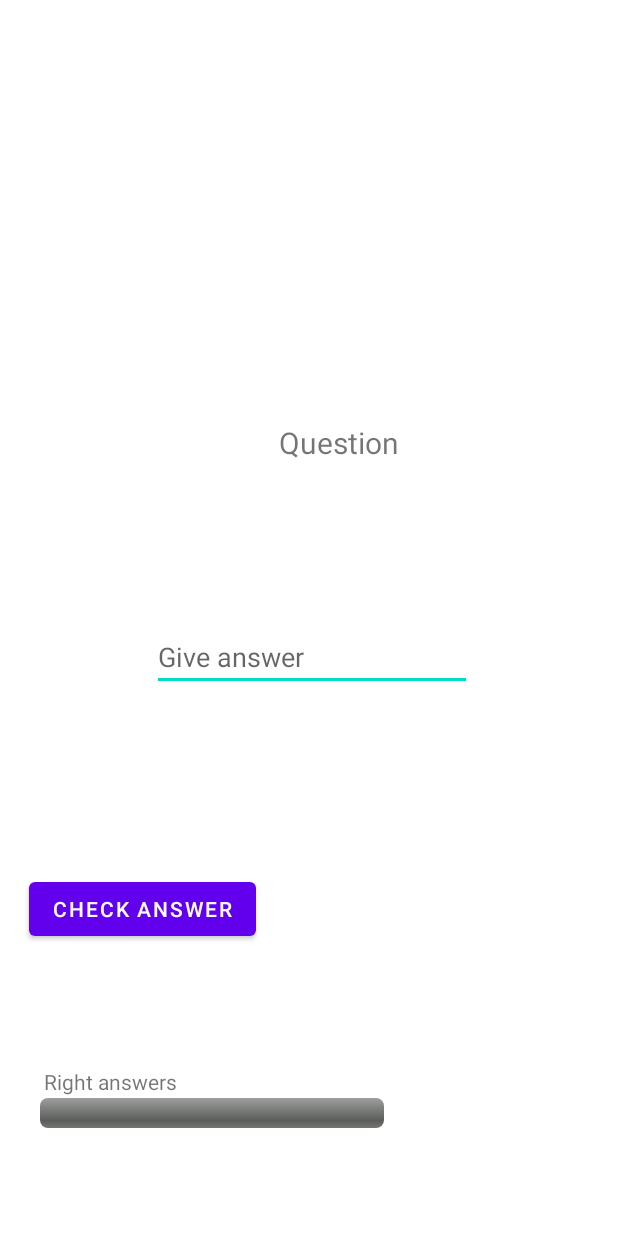
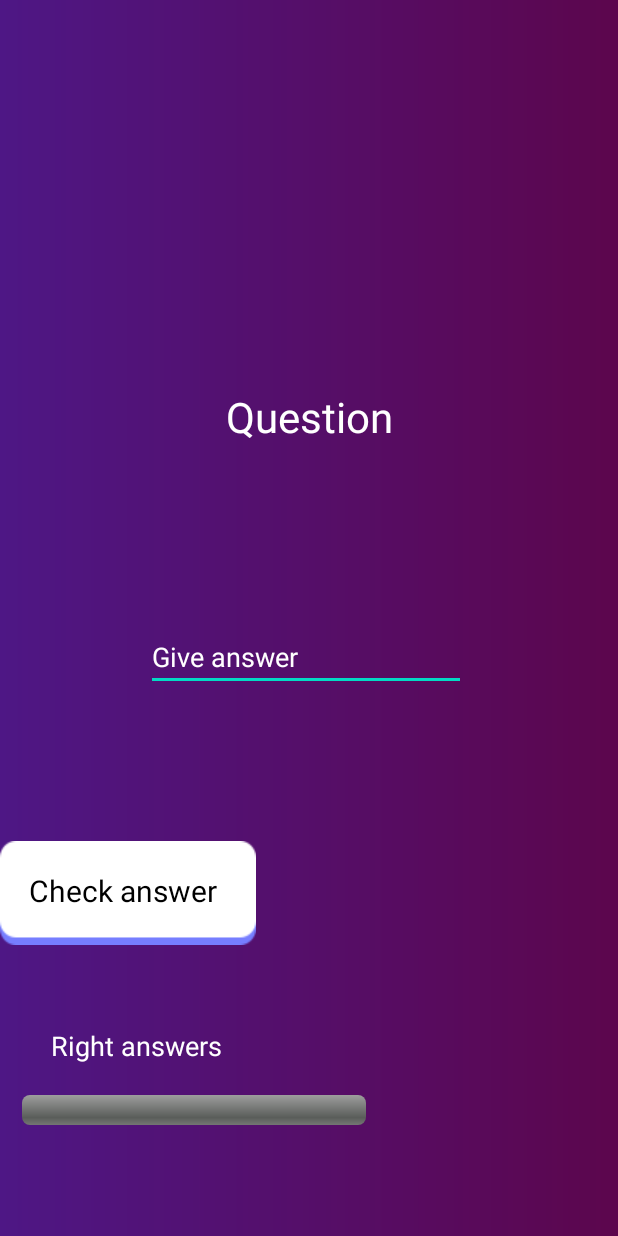
Before and after one commit to GiorgosGaramtzidis/TreasureHunt_front_end, an Android app: the RiddleActivity screen opened directly, with no data from a screen before it, on a phone screen of 412 x 824 dp. Run offline under Robolectric (Android 15) with nearby library versions, the phone set to English and light mode, and no system bars; our stand-ins replace Volley; network calls fail; 1 statement that could not run was skipped.

Commit message:
Changed design in some of the activities

```diff
--- a/app/src/main/java/com/ihu/treasurehunt_front_end/Requests/RequestQuestionList.java
+++ b/app/src/main/java/com/ihu/treasurehunt_front_end/Requests/RequestQuestionList.java
@@ -22,7 +22,7 @@ public class RequestQuestionList
 {
     public List<RiddleQuest> requestQuestions(RequestQueue requestQueue)
     {
-        String URL="http://192.168.1.7:6039/Questions/find";
+        String URL="http://192.168.1.2:6039/Questions/find";
 
         List<RiddleQuest> list = new ArrayList<>();
         JsonArrayRequest jsonArrayRequest = new JsonArrayRequest(
--- a/app/src/main/java/com/ihu/treasurehunt_front_end/Requests/RequestQuizList.java
+++ b/app/src/main/java/com/ihu/treasurehunt_front_end/Requests/RequestQuizList.java
@@ -22,7 +22,7 @@ public class RequestQuizList
 {
     public List<QuizQuest> requestQuestions(RequestQueue requestQueue)
     {
-        String URL="http://192.168.56.1:6039/Quiz/all";
+        String URL="http://192.168.1.2:6039/Quiz/all";
         List<QuizQuest> list = new ArrayList<>();
         JsonArrayRequest jsonArrayRequest = new JsonArrayRequest(
                 Request.Method.GET,
--- a/app/src/main/java/com/ihu/treasurehunt_front_end/RiddleActivity.java
+++ b/app/src/main/java/com/ihu/treasurehunt_front_end/RiddleActivity.java
@@ -18,7 +18,7 @@ public class RiddleActivity extends AppCompatActivity {
 
     TextView textQuestion;
     EditText textAnswer;
-    Button btnCheck,btnContinue;
+    TextView btnCheck,btnContinue;
     Intent intentMain,intentGame,intentResult;
     TreasureHuntGame treasureHuntGame;
     ProgressBar progressBar;
@@ -30,8 +30,8 @@ public class RiddleActivity extends AppCompatActivity {
 
         treasureHuntGame = MainActivity.getTreasureHuntGame();
         progressBar=(ProgressBar)findViewById(R.id.progressBar);
-        btnContinue = (Button) findViewById(R.id.btnContinue);
-        btnCheck = (Button) findViewById(R.id.btnCheck);
+        btnContinue = (TextView) findViewById(R.id.btnContinue);
+        btnCheck = (TextView) findViewById(R.id.btnCheck);
         textQuestion = (TextView) findViewById(R.id.textQuestion);
         textAnswer= (EditText) findViewById(R.id.textAnswer);
 
@@ -80,7 +80,6 @@ public class RiddleActivity extends AppCompatActivity {
                     startActivity(intentResult);
                 }
             }
-
         });
     }
 }
--- a/app/src/main/res/layout/activity_riddle.xml
+++ b/app/src/main/res/layout/activity_riddle.xml
@@ -2,9 +2,11 @@
 <RelativeLayout xmlns:android="http://schemas.android.com/apk/res/android"
     xmlns:app="http://schemas.android.com/apk/res-auto"
     xmlns:tools="http://schemas.android.com/tools"
+    android:background="@drawable/newcolor"
     android:layout_width="match_parent"
     android:layout_height="match_parent"
     tools:context=".RiddleActivity">
+
 
     <TextView
         android:id="@+id/textQuestion"
@@ -12,30 +14,42 @@
         android:layout_height="wrap_content"
         android:layout_alignParentEnd="true"
         android:layout_alignParentBottom="true"
-        android:layout_marginEnd="146dp"
-        android:layout_marginBottom="515dp"
+        android:layout_marginEnd="150dp"
+        android:layout_marginBottom="527dp"
         android:text="Question"
-        android:textSize="20dp" />
+        android:textAlignment="center"
+        android:textColor="@color/white"
+        android:textSize="28dp" />
 
-    <Button
+    <TextView
         android:id="@+id/btnCheck"
         android:layout_width="wrap_content"
         android:layout_height="wrap_content"
+        android:background="@drawable/button3"
         android:layout_alignParentEnd="true"
         android:layout_alignParentBottom="true"
         android:layout_marginEnd="241dp"
         android:layout_marginBottom="194dp"
-        android:text="Check answer" />
+        android:text="Check answer"
+        android:textSize="20dp"
+        android:padding="19dp"
+        android:textColor="@color/black" />
 
-    <Button
+
+    <TextView
         android:id="@+id/btnContinue"
-        android:layout_width="wrap_content"
-        android:layout_height="wrap_content"
+        android:layout_width="114dp"
+        android:layout_height="44dp"
         android:layout_alignParentEnd="true"
         android:layout_alignParentBottom="true"
-        android:layout_marginEnd="39dp"
-        android:layout_marginBottom="75dp"
+        android:layout_marginEnd="7dp"
+        android:layout_marginBottom="95dp"
+        android:background="@drawable/button3"
+        android:padding="7dp"
+        android:textSize="20dp"
         android:text="Continue"
+        android:textColor="@color/black"
+        android:textAlignment="center"
         android:visibility="invisible" />
 
     <EditText
@@ -44,11 +58,13 @@
         android:layout_height="wrap_content"
         android:layout_alignParentEnd="true"
         android:layout_alignParentBottom="true"
-        android:layout_marginEnd="97dp"
+        android:layout_marginEnd="101dp"
         android:layout_marginBottom="363dp"
         android:ems="10"
+        android:hint="Give answer"
         android:inputType="textPersonName"
-        android:hint="Give answer"/>
+        android:textColor="@color/white"
+        android:textColorHint="@color/white" />
 
     <ProgressBar
         android:id="@+id/progressBar"
@@ -57,8 +73,8 @@
         android:layout_height="wrap_content"
         android:layout_alignParentEnd="true"
         android:layout_alignParentBottom="true"
-        android:layout_marginEnd="156dp"
-        android:layout_marginBottom="72dp" />
+        android:layout_marginEnd="168dp"
+        android:layout_marginBottom="74dp" />
 
     <TextView
         android:id="@+id/textView"
@@ -66,8 +82,11 @@
         android:layout_height="wrap_content"
         android:layout_alignParentEnd="true"
         android:layout_alignParentBottom="true"
-        android:layout_marginEnd="117dp"
-        android:layout_marginBottom="93dp"
-        android:text="Right answers" />
+        android:layout_marginEnd="132dp"
+        android:layout_marginBottom="95dp"
+        android:padding="19dp"
+        android:text="Right answers"
+        android:textColor="@color/white"
+        android:textSize="18dp" />
 
 </RelativeLayout>
```
Also changed, not shown: app/src/main/java/com/ihu/treasurehunt_front_end/MainActivity.java (+8 -6 lines), app/src/main/res/layout/activity_main.xml (+17 -9 lines).
